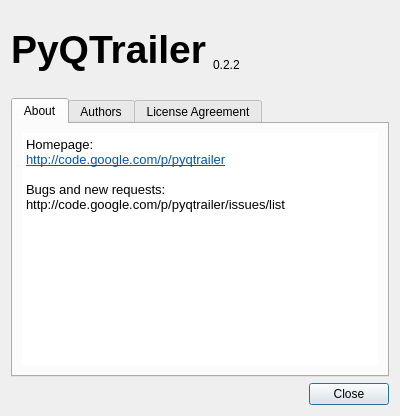
First picture: the form in pyqtrailer/qtcustom/about.ui, repository sochotnicky/pyqtrailer, before the edit.
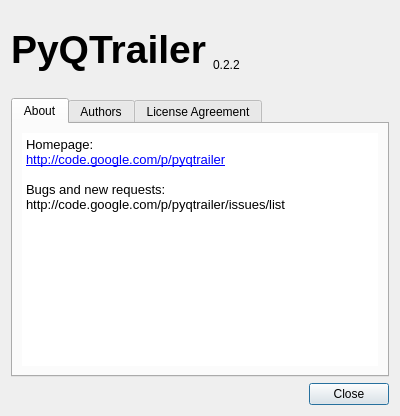
Second picture: the form after the edit. Icons and pictures are not drawn.

Commit message: Add proper version to about dialog and automatically to setup

What changed in the file:
```diff
--- a/pyqtrailer/qtcustom/about.ui
+++ b/pyqtrailer/qtcustom/about.ui
@@ -159,8 +159,8 @@
 p, li { white-space: pre-wrap; }
 &lt;/style&gt;&lt;/head&gt;&lt;body style=&quot; font-family:'Sans Serif'; font-size:10pt; font-weight:400; font-style:normal;&quot;&gt;
 &lt;p style=&quot; margin-top:0px; margin-bottom:0px; margin-left:0px; margin-right:0px; -qt-block-indent:0; text-indent:0px;&quot;&gt;&lt;span style=&quot; font-family:'DejaVu Sans';&quot;&gt;Homepage:&lt;/span&gt;&lt;/p&gt;
-&lt;p style=&quot; margin-top:0px; margin-bottom:0px; margin-left:0px; margin-right:0px; -qt-block-indent:0; text-indent:0px;&quot;&gt;&lt;a href=&quot;http://www.subdownloader.net/&quot;&gt;&lt;span style=&quot; font-family:'DejaVu Sans'; text-decoration: underline; color:#0057ae;&quot;&gt;http://code.google.com/p/pyqtrailer&lt;/span&gt;&lt;/a&gt;&lt;/p&gt;
-&lt;p style=&quot;-qt-paragraph-type:empty; margin-top:0px; margin-bottom:0px; margin-left:0px; margin-right:0px; -qt-block-indent:0; text-indent:0px; font-family:'DejaVu Sans'; text-decoration: underline; color:#0057ae;&quot;&gt;&lt;/p&gt;
+&lt;p style=&quot; margin-top:0px; margin-bottom:0px; margin-left:0px; margin-right:0px; -qt-block-indent:0; text-indent:0px;&quot;&gt;&lt;a href=&quot;http://code.google.com/p/pyqtrailer&quot;&gt;&lt;span style=&quot; text-decoration: underline; color:#0000ff;&quot;&gt;http://code.google.com/p/pyqtrailer&lt;/span&gt;&lt;/a&gt;&lt;/p&gt;
+&lt;p style=&quot;-qt-paragraph-type:empty; margin-top:0px; margin-bottom:0px; margin-left:0px; margin-right:0px; -qt-block-indent:0; text-indent:0px; text-decoration: underline; color:#0000ff;&quot;&gt;&lt;/p&gt;
 &lt;p style=&quot; margin-top:0px; margin-bottom:0px; margin-left:0px; margin-right:0px; -qt-block-indent:0; text-indent:0px;&quot;&gt;&lt;span style=&quot; font-family:'DejaVu Sans';&quot;&gt;Bugs and new requests:&lt;/span&gt;&lt;/p&gt;
 &lt;p style=&quot; margin-top:0px; margin-bottom:0px; margin-left:0px; margin-right:0px; -qt-block-indent:0; text-indent:0px;&quot;&gt;http://code.google.com/p/pyqtrailer/issues/list&lt;/p&gt;&lt;/body&gt;&lt;/html&gt;</string>
          </property>
```
Left out of the diff: 2 changed lines with no effect on the pictures. The commit also changes 5 other files.
